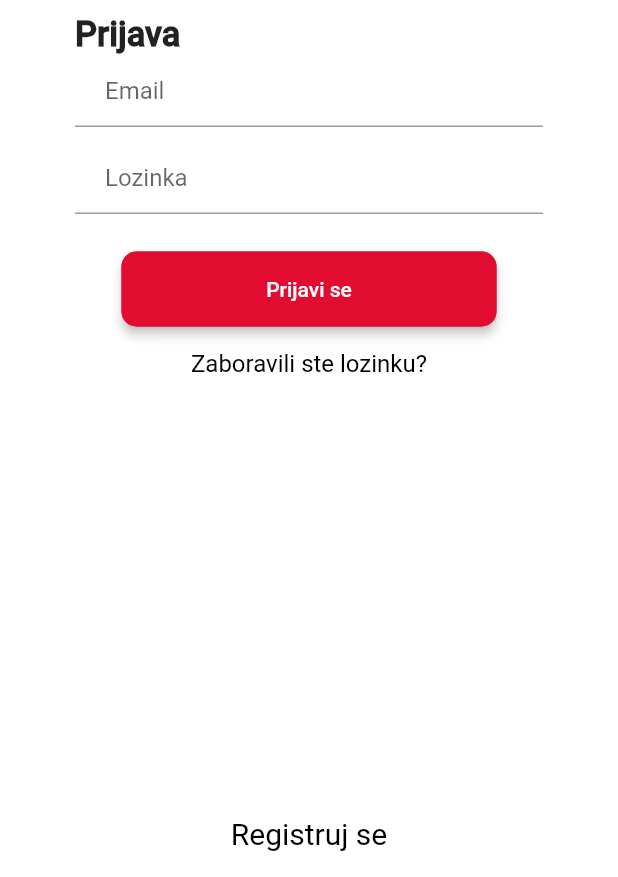
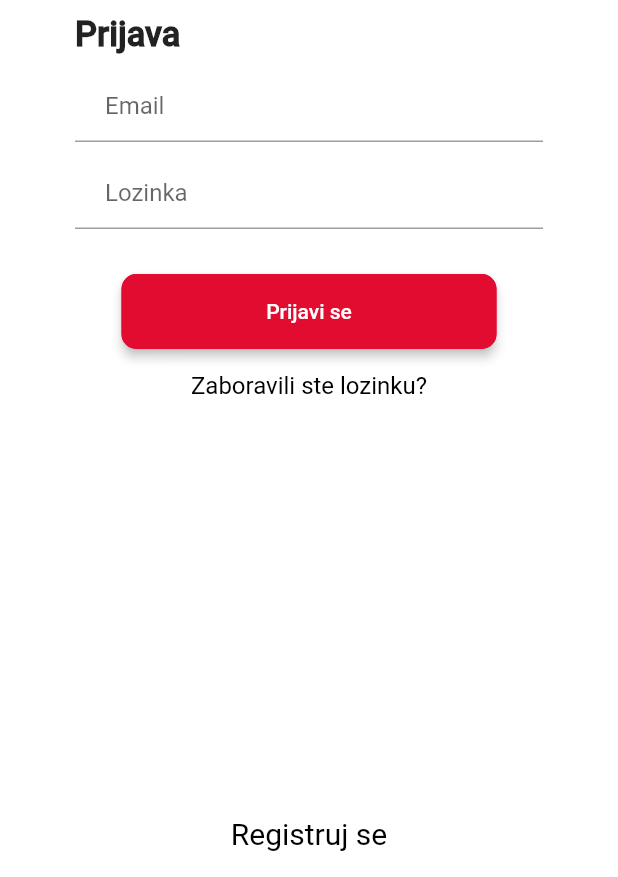
Before and after one commit to iva1j/Oglasnik, a Flutter app: the SigninPage screen opened by its route, on a phone screen of 412 x 824 dp, the part 359-1236 px from its top. Run offline on Flutter 3.47's test engine with Material 2 defaults, Android fonts, the phone set to English and light mode, and no system bars; our stand-ins replace cloud_firestore, firebase_auth; missing offline and left inert: fab_circular_menu; accounts and stored records are empty.

Commit message:
margins fixed

```diff
--- a/lib/view/screens/Auth/pages/SignInPage/signin.dart
+++ b/lib/view/screens/Auth/pages/SignInPage/signin.dart
@@ -188,7 +188,7 @@ class _SigninPageState extends State<SigninPage> {
           child: AuthService().checkStatus(context, emailInputController.text),
         ),
         Container(
-          margin: EdgeInsets.only(top: 15.0),
+          margin: EdgeInsets.only(top: 20.0),
           child: button(
             'Prijavi se',
             () async {
@@ -240,7 +240,7 @@ class _SigninPageState extends State<SigninPage> {
 
   Container nameOfForm() {
     return Container(
-      margin: EdgeInsets.only(top: 10),
+      margin: EdgeInsets.only(top: 10, bottom: 10.0),
       alignment: Alignment.centerLeft,
       child: Text(
         'Prijava',
```
